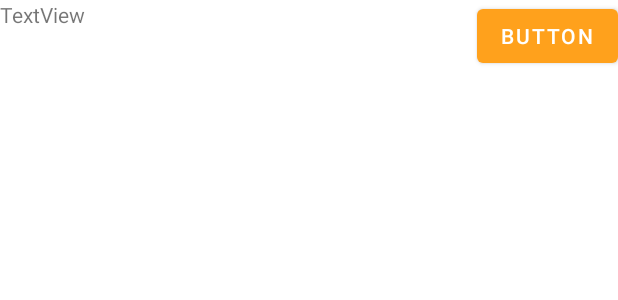
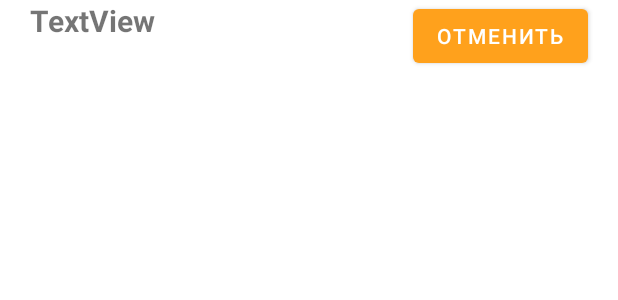
Before and after one commit to NikitaDex/Pizza-Proj, an Android app: the layout row.xml on its own in the app's theme, with its tools: preview values and no code run, on a phone screen of 412 x 824 dp. Shown: the top 300 px of the screen. Run offline under Robolectric (Android 15) with nearby library versions, the phone set to English and light mode, and no system bars; network calls fail.

Commit message:
Добавил функции в "Мои заказы"

```diff
--- a/app/src/main/res/layout/row.xml
+++ b/app/src/main/res/layout/row.xml
@@ -5,17 +5,23 @@
 
     <TextView
         android:id="@+id/txt_price"
-        android:layout_width="316dp"
-        android:layout_height="51dp"
-        android:text="TextView" />
+        android:layout_width="244dp"
+        android:layout_height="48dp"
+        android:layout_alignParentStart="true"
+        android:layout_alignParentEnd="true"
+        android:layout_marginStart="20dp"
+        android:layout_marginEnd="142dp"
+        android:text="TextView"
+        android:textSize="20sp"
+        android:textStyle="bold" />
 
     <Button
         android:id="@+id/cancel_order"
         android:layout_width="wrap_content"
         android:layout_height="wrap_content"
         android:layout_alignParentEnd="true"
-        android:layout_marginEnd="0dp"
+        android:layout_marginEnd="20dp"
         android:onClick="deleteTask"
-        android:text="Button" />
+        android:text="Отменить" />
 
 </RelativeLayout>
```
Also changed, not shown: 366 other files.
